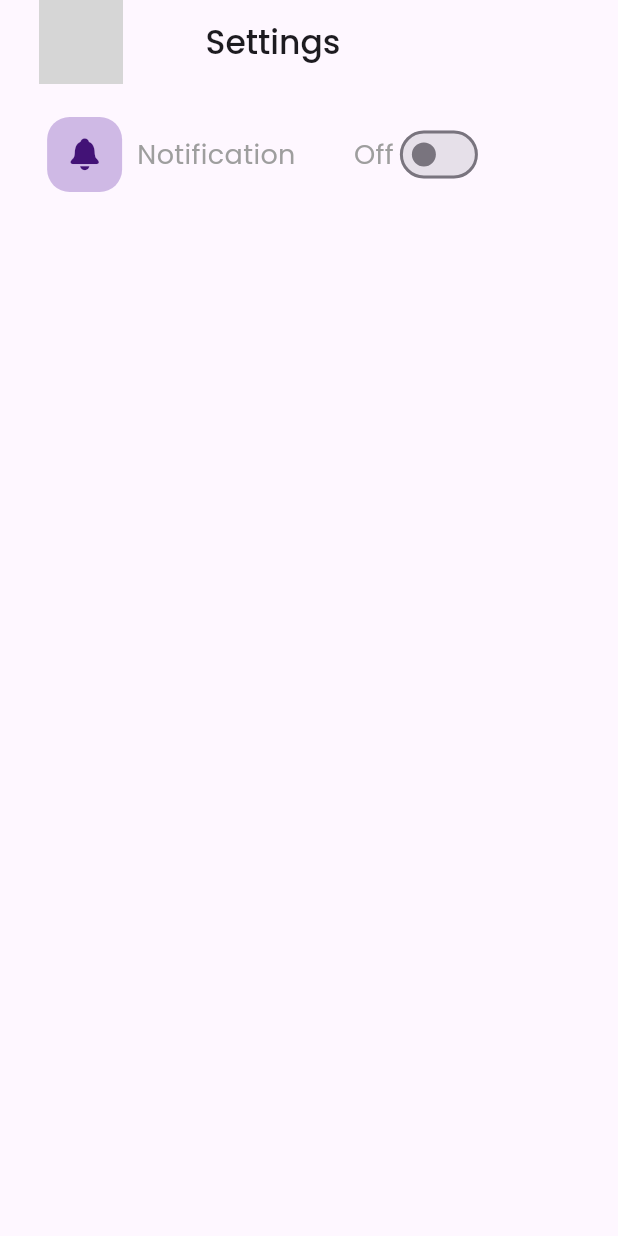
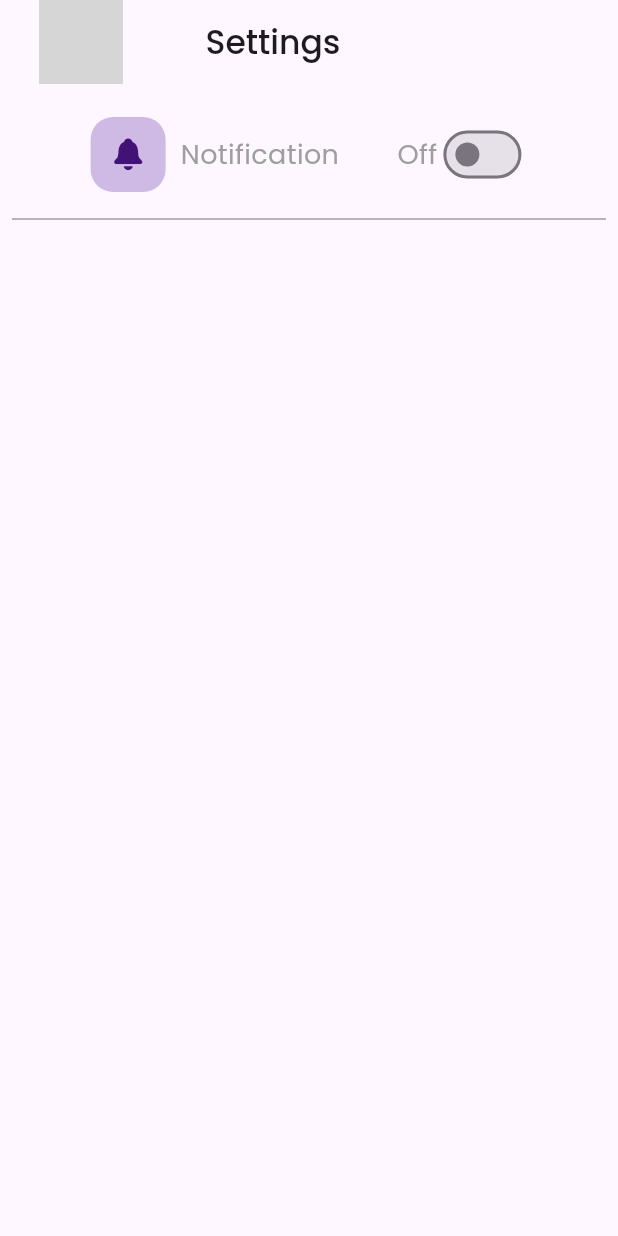
Before and after one commit to JohnGastone/Dokta-Konzo, a Flutter app: the SettingsPage screen opened directly, on a phone screen of 412 x 824 dp. Run offline on Flutter 3.47's test engine with Material 3 defaults, Android fonts, the phone set to English and light mode, and no system bars; our stand-ins replace flutter_onboarding_slider, google_fonts, google_maps_flutter, permission_handler; grey boxes are pictures that could not be loaded.

Commit message:
Settings page +++

```diff
--- a/lib/Pages/Settings.dart
+++ b/lib/Pages/Settings.dart
@@ -43,7 +43,8 @@ class _SettingsPagesState extends State<SettingsPage> {
       ),
       body: SingleChildScrollView(
         child: Padding(
-          padding: const EdgeInsets.all(12.0),
+          padding:
+              const EdgeInsets.only(top: 12.0, bottom: 12, left: 8, right: 8),
           child: Column(
             children: [
               Container(
@@ -99,6 +100,9 @@ class _SettingsPagesState extends State<SettingsPage> {
                     )
                   ],
                 ),
+              ),
+              Divider(
+                color: Colors.grey,
               )
             ],
           ),
```
